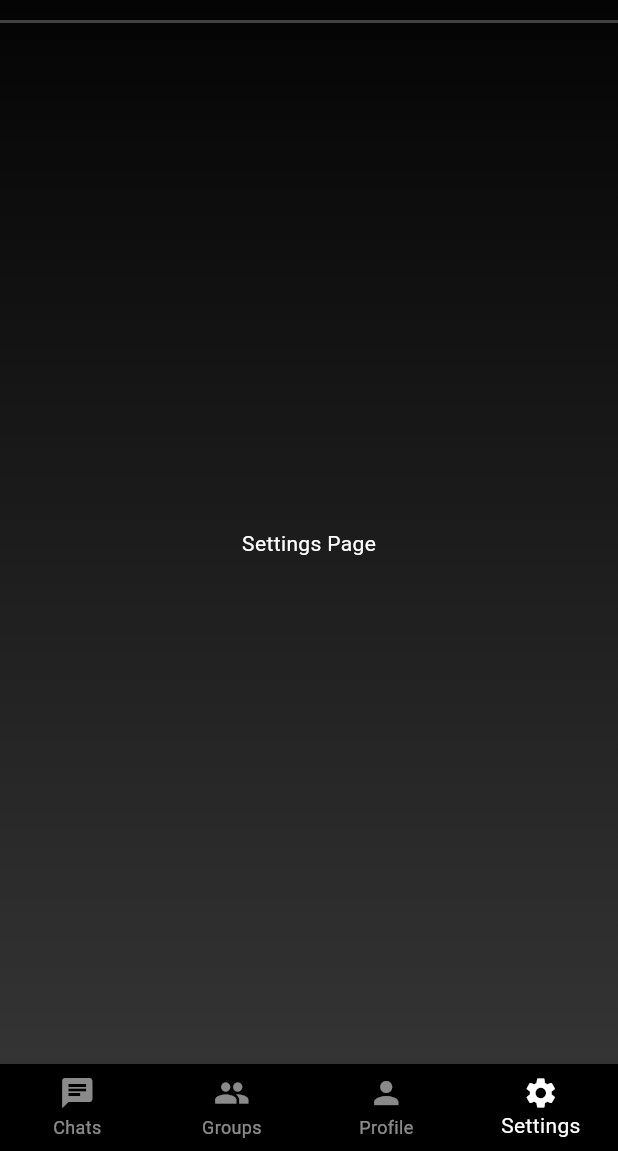
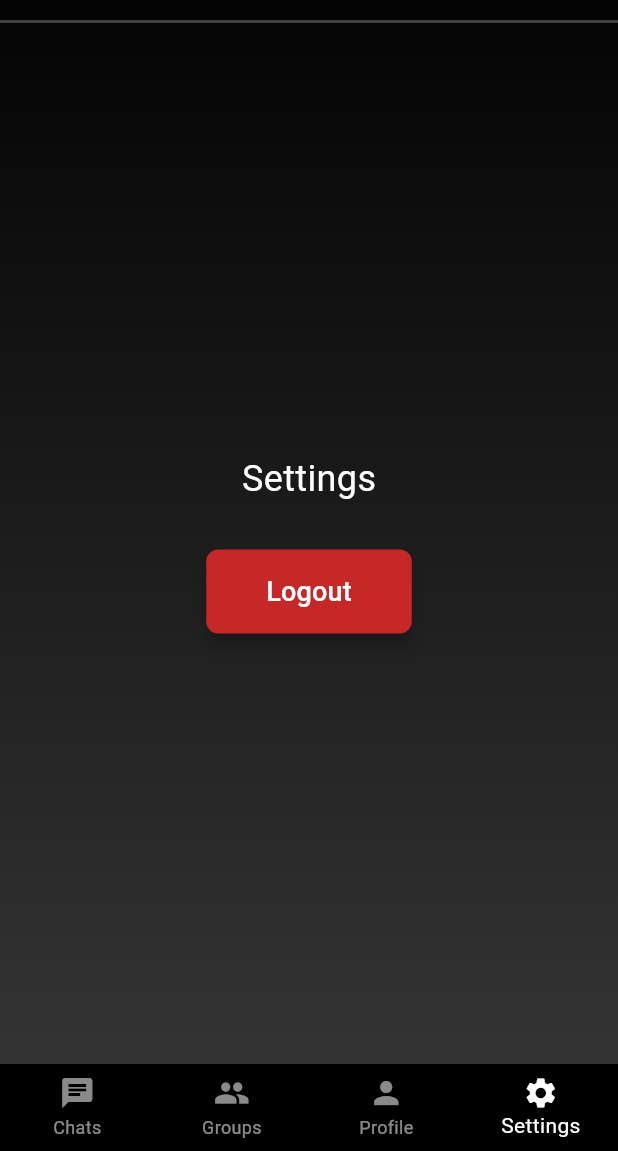
Before and after one commit to Sayed-Nahid/g_chat, a Flutter app: the DashboardScreen screen opened directly, item 4 of the bottom bar chosen, on a phone screen of 412 x 824 dp, the part 85-1236 px from its top. Run offline on Flutter 3.47's test engine with Material 3 defaults, Android fonts, the light colour scheme and no system bars; our stand-ins replace cloud_firestore, firebase_auth, firebase_core, firebase_storage, image_cropper, image_picker and 2 more; accounts and stored records are empty.

Commit message:
User logout feature is added in dashboard's settings section

```diff
--- a/lib/pages/dashboard_screen.dart
+++ b/lib/pages/dashboard_screen.dart
@@ -1,7 +1,9 @@
 import 'package:flutter/material.dart';
 import 'package:cloud_firestore/cloud_firestore.dart'; // Import Firestore
 import 'package:firebase_auth/firebase_auth.dart'; // Import Firebase Auth
+import 'package:shared_preferences/shared_preferences.dart';
 import 'chat_details_page.dart'; // Import your chat detail page
+import 'package:g_chat/pages/welcome_screen.dart';
 
 class DashboardScreen extends StatefulWidget {
   const DashboardScreen({Key? key}) : super(key: key);
@@ -281,10 +283,49 @@ class ProfilePage extends StatelessWidget {
 class SettingsPage extends StatelessWidget {
   const SettingsPage({Key? key}) : super(key: key);
 
+  // Logout function (same as your reference)
+  Future<void> _logout(BuildContext context) async {
+    await FirebaseAuth.instance.signOut(); // Firebase logout
+
+    // Optional: Clear session data (if using SharedPreferences)
+    final prefs = await SharedPreferences.getInstance();
+    await prefs.remove('userId');
+
+    // Redirect to WelcomeScreen and clear navigation stack
+    Navigator.pushReplacement(
+      context,
+      MaterialPageRoute(builder: (context) => const WelcomeScreen()),
+    );
+  }
+
   @override
   Widget build(BuildContext context) {
-    return const Center(
-      child: Text("Settings Page", style: TextStyle(color: Colors.white)),
+    return Center(
+      child: Column(
+        mainAxisAlignment: MainAxisAlignment.center,
+        children: [
+          const Text(
+            "Settings",
+            style: TextStyle(color: Colors.white, fontSize: 24),
+          ),
+          const SizedBox(height: 30),
+          // Logout Button
+          ElevatedButton(
+            onPressed: () => _logout(context),
+            style: ElevatedButton.styleFrom(
+              backgroundColor: Colors.red[800], // Red for logout action
+              padding: const EdgeInsets.symmetric(horizontal: 40, vertical: 15),
+              shape: RoundedRectangleBorder(
+                borderRadius: BorderRadius.circular(8),
+              ),
+            ),
+            child: const Text(
+              'Logout',
+              style: TextStyle(color: Colors.white, fontSize: 18),
+            ),
+          ),
+        ],
+      ),
     );
   }
 }
```
